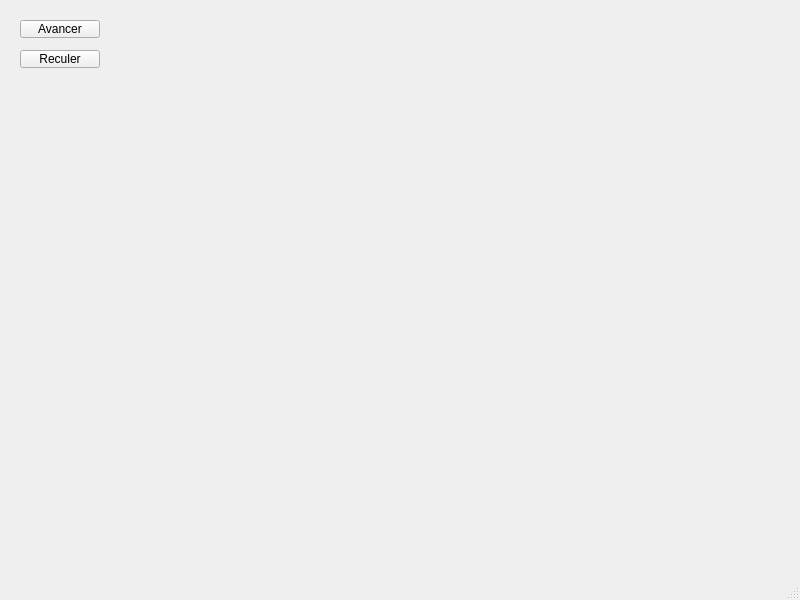
Qt form mainwindow.ui (Maxencec21/wifibot) before a commit.
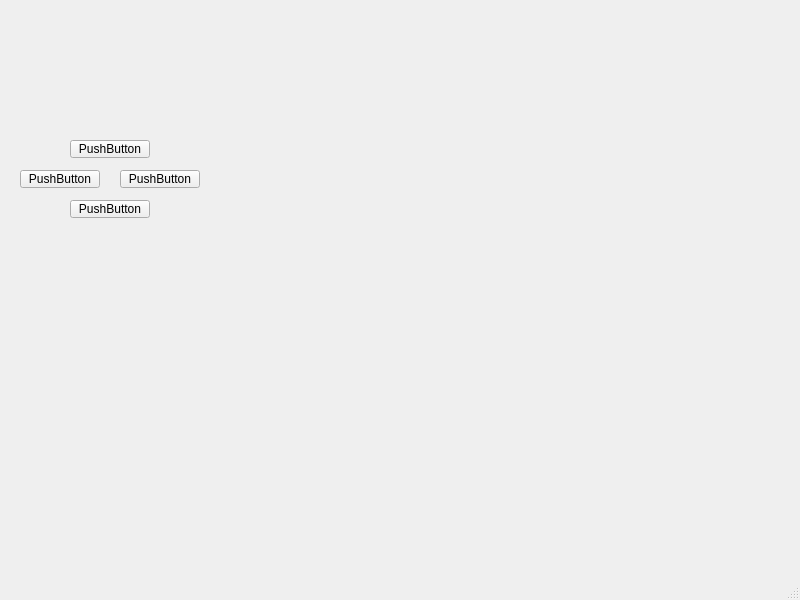
The same form after that commit.

```diff
--- a/mainwindow.ui
+++ b/mainwindow.ui
@@ -14,47 +14,69 @@
    <string>MainWindow</string>
   </property>
   <widget class="QWidget" name="centralwidget">
-   <widget class="QPushButton" name="Bouton_avancer">
-    <property name="geometry">
-     <rect>
-      <x>20</x>
-      <y>20</y>
-      <x>70</x>
-      <y>90</y>
-      <width>80</width>
-      <height>18</height>
-     </rect>
-    </property>
-    <property name="text">
-     <string>Avancer</string>
-    </property>
-   </widget>
-   <widget class="QPushButton" name="Bouton_reculer">
-    <property name="geometry">
-     <rect>
-      <x>20</x>
-      <y>50</y>
-      <x>70</x>
-      <y>120</y>
-      <width>80</width>
-      <height>18</height>
-     </rect>
-    </property>
-    <property name="text">
-     <string>Reculer</string>
-    </property>
-   </widget>
    <widget class="QWidget" name="gridLayoutWidget">
     <property name="geometry">
      <rect>
-      <x>160</x>
-      <y>100</y>
-      <width>521</width>
-      <height>351</height>
+      <x>210</x>
+      <y>140</y>
+      <width>431</width>
+      <height>291</height>
      </rect>
     </property>
     <layout class="QGridLayout" name="gridLayout"/>
    </widget>
+   <widget class="QPushButton" name="pushButton">
+    <property name="geometry">
+     <rect>
+      <x>70</x>
+      <y>140</y>
+      <width>80</width>
+      <height>18</height>
+     </rect>
+    </property>
+    <property name="text">
+     <string>PushButton</string>
+    </property>
+   </widget>
+   <widget class="QPushButton" name="pushButton_2">
+    <property name="geometry">
+     <rect>
+      <x>20</x>
+      <y>170</y>
+      <width>80</width>
+      <height>18</height>
+     </rect>
+    </property>
+    <property name="text">
+     <string>PushButton</string>
+    </property>
+   </widget>
+   <widget class="QPushButton" name="pushButton_3">
+    <property name="geometry">
+     <rect>
+      <x>70</x>
+      <y>200</y>
+      <width>80</width>
+      <height>18</height>
+     </rect>
+    </property>
+    <property name="text">
+     <string>PushButton</string>
+    </property>
+   </widget>
+   <widget class="QPushButton" name="pushButton_4">
+    <property name="geometry">
+     <rect>
+      <x>120</x>
+      <y>170</y>
+      <width>80</width>
+      <height>18</height>
+     </rect>
+    </property>
+    <property name="text">
+     <string>PushButton</string>
+    </property>
+   </widget>
   </widget>
   <widget class="QMenuBar" name="menubar">
    <property name="geometry">
```
